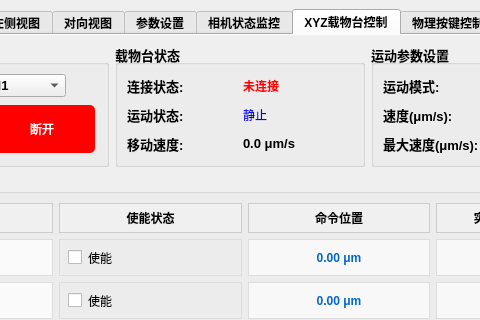
Old version of the form src/ui/MutiCamApp.ui in the repository NicoleKJ9721/MutiCamApp; both pictures show x 161 to 641 and y 0 to 320 of the 1014 by 739 pixel window.
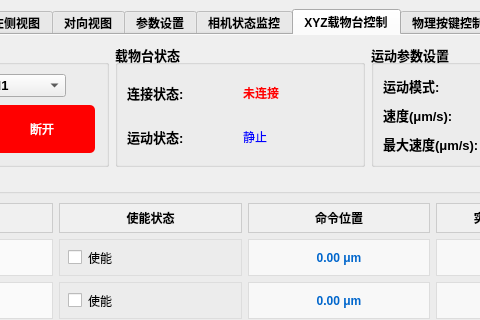
New version of the form. The open tabs and pages were chosen to show the change.

Commit message:
♻️ refactor(MutiCamApp): 移除 MutiCamApp UI 中未使用的移动速度显示组件
- 从 MutiCamApp.ui 中移除了用于显示移动速度的 QLabel 组件及其标题。
- 简化了用户界面，移除了不再需要的元素。

```diff
--- a/src/ui/MutiCamApp.ui
+++ b/src/ui/MutiCamApp.ui
@@ -3730,20 +3730,6 @@
                    </property>
                   </widget>
                  </item>
-                 <item row="2" column="1">
-                  <widget class="QLabel" name="labelStageSpeed">
-                   <property name="text">
-                    <string>0.0 μm/s</string>
-                   </property>
-                  </widget>
-                 </item>
-                 <item row="2" column="0">
-                  <widget class="QLabel" name="labelStageSpeedTitle">
-                   <property name="text">
-                    <string>移动速度:</string>
-                   </property>
-                  </widget>
-                 </item>
                  <item row="0" column="0">
                   <widget class="QLabel" name="labelStageConnectionTitle">
                    <property name="text">
```
